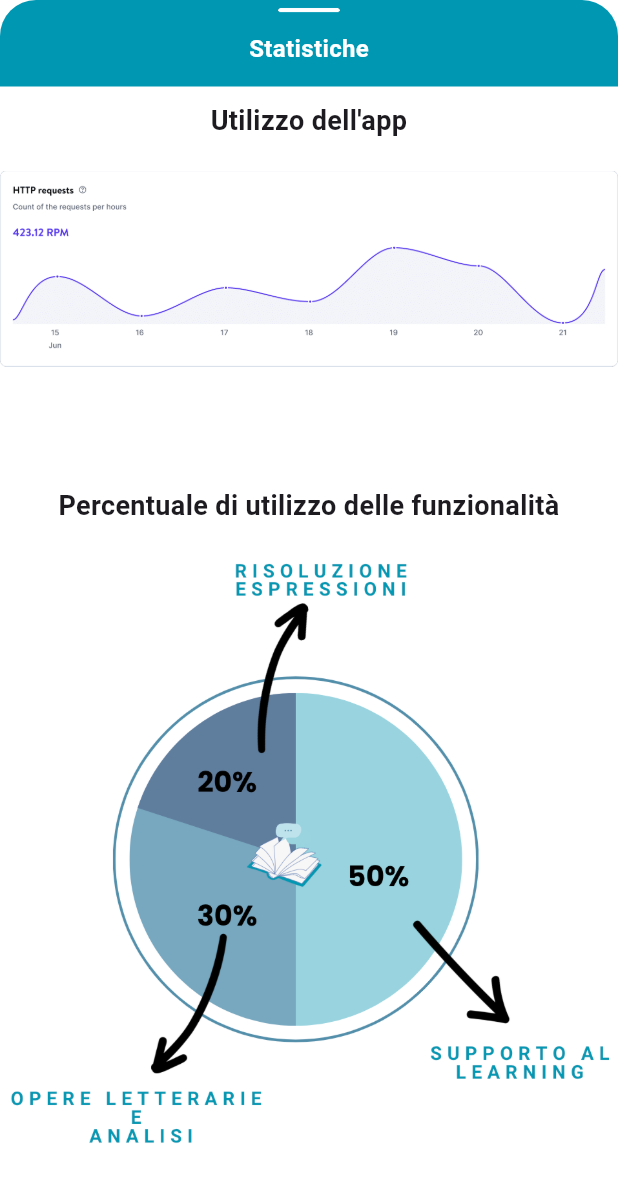
After one commit to NapMarta/booktalk_app, a Flutter app: the Statistiche screen opened directly, on a phone screen of 412 x 824 dp. The commit adds this screen. Shown: the top 1182 px of the screen. Run offline on Flutter 3.47's test engine with Material 3 defaults, Android fonts, the phone set to English and light mode, and no system bars; our stand-ins replace auto_size_text, camera, sliding_up_panel.

```diff
--- a/lib/homepageResponsitive.dart
+++ b/lib/homepageResponsitive.dart
@@ -54,6 +54,7 @@ class _HomepageResponsitiveState extends State<HomepageResponsitive> {
                       iconProfile: Image.asset('assets/person-icon.png'),
                       text: "Ciao Maria!",
                       isHomePage: true,
+                      isProfilo: false,
                     ),
                   ),
 
@@ -215,7 +216,7 @@ Widget _buildFeatureCard(String iconPath, String title, String description, Void
                         ),
                     ),
                   ),
-                  SizedBox(height: height * 0.02),
+                  SizedBox(height: height * 0.01),
                   AutoSizeText(
                     description,
                     style: TextStyle(
--- a/lib/libreria.dart
+++ b/lib/libreria.dart
@@ -24,7 +24,7 @@ class _LibreriaState extends State<Libreria> {
     return Scaffold(
       backgroundColor: Colors.transparent,
       appBar: PreferredSize(
-        preferredSize: Size.fromHeight(mediaQueryData.size.height * 0.065),
+        preferredSize: Size.fromHeight(mediaQueryData.size.height * 0.07),
 
         child: Container(
           decoration: BoxDecoration(
--- /dev/null
+++ b/lib/statistiche.dart
@@ -0,0 +1,75 @@
+import 'package:flutter/material.dart';
+
+import 'utils.dart';
+
+class Statistiche extends StatefulWidget {
+  const Statistiche({Key? key}) : super(key: key);
+
+  @override
+  _StatisticheState createState() => _StatisticheState();
+}
+
+class _StatisticheState extends State<Statistiche> {
+  @override
+  Widget build(BuildContext context) {
+    var mediaQueryData = MediaQuery.of(context);
+
+    return Scaffold(
+      backgroundColor: Colors.transparent,
+      appBar: PreferredSize(
+        preferredSize: Size.fromHeight(mediaQueryData.size.height * 0.07),
+
+        child: Container(
+          decoration: BoxDecoration(
+            color: Color(0xFF0097b2),
+            borderRadius: BorderRadius.only(
+              topLeft: Radius.circular(24.0),
+              topRight: Radius.circular(24.0),
+            ),
+          ),
+          child: Column(
+            children: [
+              SizedBox(height: mediaQueryData.size.height * 0.006),
+              Image.asset("assets/linea.png", width: mediaQueryData.size.width * 0.1,),
+              SizedBox(height: mediaQueryData.size.height * 0.015),
+              Text(
+                'Statistiche',
+                style: TextStyle(
+                  color: Colors.white,
+                  fontWeight: FontWeight.bold,
+                  fontSize: size(mediaQueryData.size.width, mediaQueryData.size.height, 16),
+                ),
+              ),
+              //SizedBox(height: 2),
+            ],
+          ),
+        ),
+      ),
+
+      //backgroundColor: Colors.white,
+      body: ListView(
+        children: [
+          SizedBox(height: 10,),
+          Text(
+            "Utilizzo dell'app",
+            style: TextStyle(fontSize: size(mediaQueryData.size.width, mediaQueryData.size.height, 18), fontWeight: FontWeight.bold),
+            textAlign: TextAlign.center,
+          ),
+
+          SizedBox(height: 20,),
+          Image.asset("assets/grafico1.png", width: 350,),
+          SizedBox(height: 80,),
+          Text(
+            "Percentuale di utilizzo delle funzionalità",
+            style: TextStyle(fontSize: size(mediaQueryData.size.width, mediaQueryData.size.height, 18), fontWeight: FontWeight.bold,),
+            textAlign: TextAlign.center,
+          ),
+
+          SizedBox(height: 20,),
+          Image.asset("assets/grafico2.png", width: 350,),
+          SizedBox(height: 20,),
+        ],
+      ),
+    );
+  }
+}
```
Also changed, not shown: lib/header.dart (+24 -8 lines), lib/profiloResponsitive.dart (added, +244 -0 lines).
